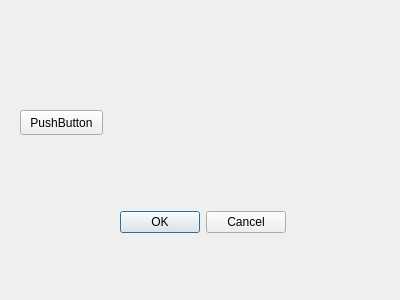
This is GUI/form.ui in balsini/FlexBoardMeetsOBD as Qt 5 draws it before an edit. The edited form follows.
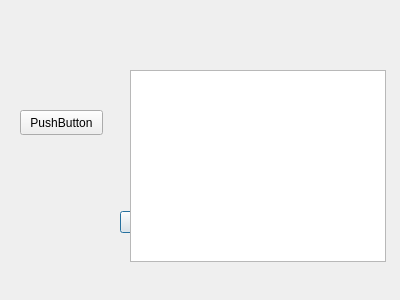
This is the edited form.

The edit to the form file:
```diff
--- a/GUI/form.ui
+++ b/GUI/form.ui
@@ -39,6 +39,16 @@
     <string>PushButton</string>
    </property>
   </widget>
+  <widget class="QGraphicsView" name="graphicsView">
+   <property name="geometry">
+    <rect>
+     <x>130</x>
+     <y>70</y>
+     <width>256</width>
+     <height>192</height>
+    </rect>
+   </property>
+  </widget>
  </widget>
  <resources/>
  <connections/>
```
